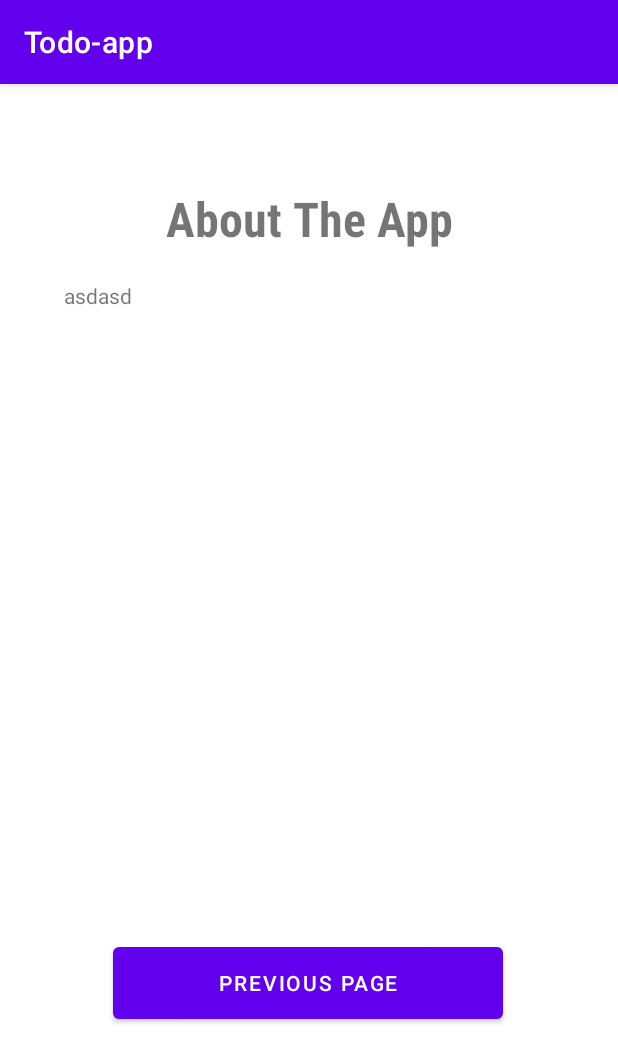
After one commit to Sakchyam-Nakarmi/Todo-app, an Android app: the AboutActivity screen opened directly, with no data from a screen before it, on a phone screen of 412 x 824 dp. The commit adds this screen. Shown: the top 1063 px of the screen. Run offline under Robolectric (Android 15) with nearby library versions, the phone set to English and light mode, and no system bars.

Commit message:
Fragment about made

```diff
--- /dev/null
+++ b/app/src/main/java/com/example/todo_app/AboutActivity.java
@@ -0,0 +1,16 @@
+package com.example.todo_app;
+
+import androidx.appcompat.app.AppCompatActivity;
+
+import android.os.Bundle;
+
+public class AboutActivity extends AppCompatActivity {
+
+    @Override
+    protected void onCreate(Bundle savedInstanceState) {
+        super.onCreate(savedInstanceState);
+        setContentView(R.layout.activity_about);
+        getSupportFragmentManager().beginTransaction().add(R.id.about_activity,new AboutFragment()).commit();
+
+    }
+}
--- /dev/null
+++ b/app/src/main/java/com/example/todo_app/AboutFragment.java
@@ -0,0 +1,41 @@
+package com.example.todo_app;
+
+import android.os.Bundle;
+
+import androidx.annotation.NonNull;
+import androidx.annotation.Nullable;
+import androidx.fragment.app.Fragment;
+
+import android.view.LayoutInflater;
+import android.view.View;
+import android.view.ViewGroup;
+import android.widget.Button;
+
+public class AboutFragment extends Fragment {
+
+    private Button back;
+    public AboutFragment() {
+        // Required empty public constructor
+    }
+
+
+    @Override
+    public View onCreateView(LayoutInflater inflater, ViewGroup container,
+                             Bundle savedInstanceState) {
+        // Inflate the layout for this fragment
+        return inflater.inflate(R.layout.fragment_list, container, false);
+    }
+
+    @Override
+    public void onViewCreated(@NonNull View view, @Nullable Bundle savedInstanceState) {
+        super.onViewCreated(view, savedInstanceState);
+        back = view.findViewById(R.id.btn);
+        back.setOnClickListener(new View.OnClickListener() {
+            @Override
+            public void onClick(View view) {
+                requireActivity().finish();
+            }
+        });
+
+    }
+}
--- a/app/src/main/java/com/example/todo_app/InsertEditTodoActivity.java
+++ b/app/src/main/java/com/example/todo_app/InsertEditTodoActivity.java
@@ -77,7 +77,6 @@ public class InsertEditTodoActivity extends AppCompatActivity {
         data.putExtra(EXTRA_CREATED,date);
 
         int id = getIntent().getIntExtra("MODE",-1);
-
         if(id != -1){
             data.putExtra("MODE",id);
         }
--- a/app/src/main/java/com/example/todo_app/TodoViewModel.java
+++ b/app/src/main/java/com/example/todo_app/TodoViewModel.java
@@ -1,6 +1,7 @@
 package com.example.todo_app;
 
 import android.app.Application;
+import android.util.Log;
 
 import androidx.annotation.NonNull;
 import androidx.lifecycle.AndroidViewModel;
@@ -18,6 +19,7 @@ public class TodoViewModel extends AndroidViewModel {
         super(application);
         repository = new TodoRepository(application);
         allTodos = repository.getAllTodos();
+
     }
 
     public void insert (Todo todo){
--- /dev/null
+++ b/app/src/main/res/layout/activity_about.xml
@@ -0,0 +1,10 @@
+<?xml version="1.0" encoding="utf-8"?>
+<FrameLayout xmlns:android="http://schemas.android.com/apk/res/android"
+    xmlns:app="http://schemas.android.com/apk/res-auto"
+    android:id="@+id/about_activity"
+    xmlns:tools="http://schemas.android.com/tools"
+    android:layout_width="match_parent"
+    android:layout_height="match_parent"
+    tools:context=".AboutActivity">
+
+</FrameLayout>
--- a/app/src/main/res/layout/fragment_list.xml
+++ b/app/src/main/res/layout/fragment_list.xml
@@ -1,14 +1,47 @@
 <?xml version="1.0" encoding="utf-8"?>
-<FrameLayout xmlns:android="http://schemas.android.com/apk/res/android"
+<androidx.constraintlayout.widget.ConstraintLayout xmlns:android="http://schemas.android.com/apk/res/android"
+    xmlns:app="http://schemas.android.com/apk/res-auto"
     xmlns:tools="http://schemas.android.com/tools"
     android:layout_width="match_parent"
     android:layout_height="match_parent"
-    tools:context=".ListFragment">
+    tools:context=".AboutFragment">
 
     <!-- TODO: Update blank fragment layout -->
+
     <TextView
-        android:layout_width="match_parent"
-        android:layout_height="match_parent"
-        android:text="@string/hello_blank_fragment" />
+        android:id="@+id/textView"
+        android:layout_width="333dp"
+        android:layout_height="0dp"
+        android:layout_marginTop="68dp"
+        android:text="About The App"
+        android:textSize="32dp"
+        android:textAlignment="center"
+        android:fontFamily="sans-serif-condensed-medium"
+        android:textStyle="bold"
+        app:layout_constraintEnd_toEndOf="parent"
+        app:layout_constraintStart_toStartOf="parent"
+        app:layout_constraintTop_toTopOf="parent" />
 
-</FrameLayout>
+    <TextView
+        android:id="@+id/textView2"
+        android:layout_width="330dp"
+        android:layout_height="138dp"
+        android:layout_marginTop="20dp"
+        android:text="asdasd"
+        app:layout_constraintEnd_toEndOf="parent"
+        app:layout_constraintHorizontal_bias="0.518"
+        app:layout_constraintStart_toStartOf="parent"
+        app:layout_constraintTop_toBottomOf="@+id/textView" />
+
+    <Button
+        android:id="@+id/btn"
+        android:layout_width="260dp"
+        android:layout_height="60dp"
+        android:layout_marginTop="300dp"
+        android:text="previous page"
+        app:layout_constraintEnd_toEndOf="parent"
+        app:layout_constraintHorizontal_bias="0.321"
+        app:layout_constraintStart_toStartOf="@+id/textView"
+        app:layout_constraintTop_toBottomOf="@+id/textView2" />
+
+</androidx.constraintlayout.widget.ConstraintLayout>
--- a/app/src/main/res/layout/todo_item.xml
+++ b/app/src/main/res/layout/todo_item.xml
@@ -1,5 +1,6 @@
 <?xml version="1.0" encoding="utf-8"?>
 <androidx.cardview.widget.CardView xmlns:android="http://schemas.android.com/apk/res/android"
+    android:id="@+id/card_view"
     android:layout_width="match_parent"
     android:layout_height="wrap_content"
     android:layout_marginEnd="8dp"
--- a/app/src/main/res/menu/main_menu.xml
+++ b/app/src/main/res/menu/main_menu.xml
@@ -9,4 +9,8 @@
         android:id="@+id/sort_by_title"
         android:title="Sort by title"
         app:showAsAction="never"/>
+    <item
+        android:id="@+id/about"
+        android:title="About"
+        app:showAsAction="never"/>
 </menu>
```
Also changed, not shown: app/src/main/AndroidManifest.xml (+5 -2 lines), app/src/main/java/com/example/todo_app/ListFragment.java (deleted, +0 -64 lines), app/src/main/java/com/example/todo_app/MainActivity.java (+10 -7 lines), app/src/main/java/com/example/todo_app/TodoRepository.java (+29 -25 lines), app/src/main/java/com/example/todo_app/database/Todo.java (+10 -1 lines), app/src/main/java/com/example/todo_app/database/TodoDatabase.java (+10 -15 lines).
